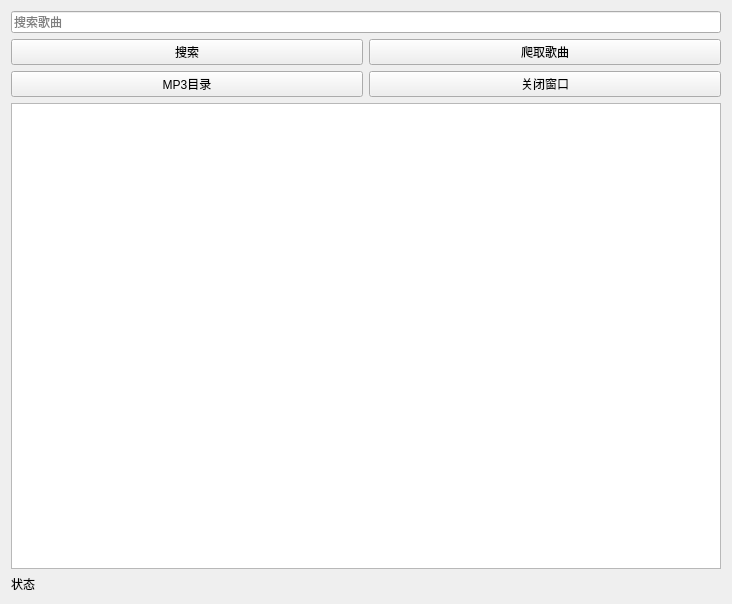
Above: form.ui from po2656233/crawlerMusic before the change. Below: the same form after it.
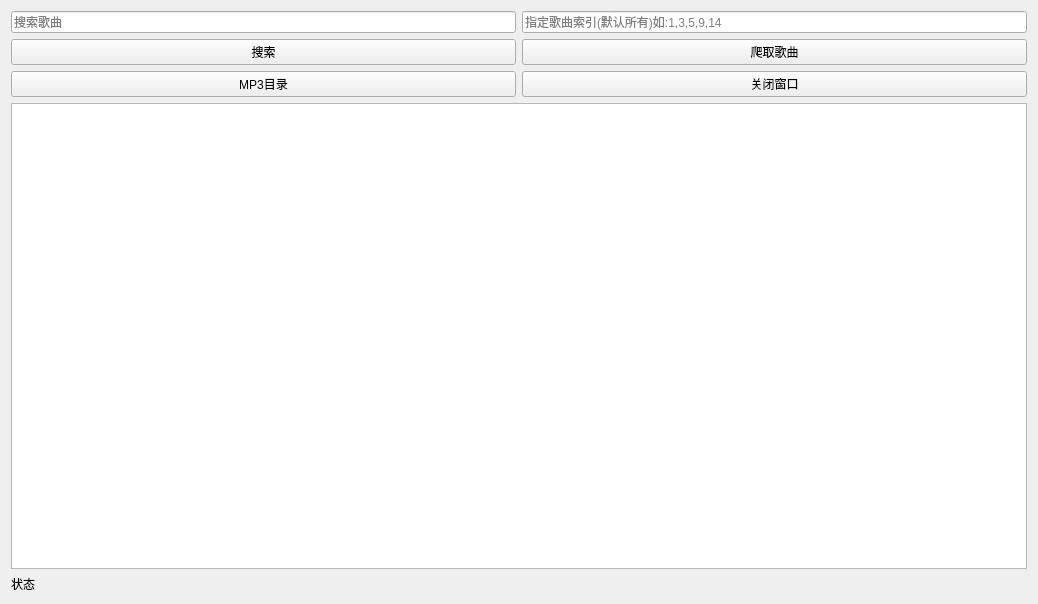
That is the form after the change.

Commit message: 新增指定索引下载

The edit to the form file:
```diff
--- a/form.ui
+++ b/form.ui
@@ -6,7 +6,7 @@
    <rect>
     <x>0</x>
     <y>0</y>
-    <width>732</width>
+    <width>1038</width>
     <height>604</height>
    </rect>
   </property>
@@ -15,50 +15,64 @@
   </property>
   <layout class="QGridLayout" name="gridLayout">
    <item row="3" column="1">
-    <widget class="QPushButton" name="pushButton_close">
-     <property name="text">
-      <string>关闭窗口</string>
-     </property>
-    </widget>
-   </item>
-   <item row="2" column="0">
-    <widget class="QPushButton" name="pushButton_search">
-     <property name="text">
-      <string>搜索</string>
-     </property>
-    </widget>
-   </item>
-   <item row="4" column="0" colspan="2">
-    <widget class="QTextEdit" name="textEdit"/>
-   </item>
-   <item row="0" column="0" colspan="2">
-    <widget class="QLineEdit" name="lineEdit_song">
-     <property name="placeholderText">
-      <string>搜索歌曲</string>
-     </property>
-    </widget>
-   </item>
-   <item row="2" column="1">
     <widget class="QPushButton" name="pushButton_crawler">
      <property name="text">
       <string>爬取歌曲</string>
      </property>
     </widget>
    </item>
-   <item row="3" column="0">
+   <item row="5" column="0" colspan="2">
+    <widget class="QTextEdit" name="textEdit">
+     <property name="enabled">
+      <bool>true</bool>
+     </property>
+     <property name="readOnly">
+      <bool>true</bool>
+     </property>
+    </widget>
+   </item>
+   <item row="4" column="0">
     <widget class="QPushButton" name="pushButton_mp3dir">
      <property name="text">
       <string>MP3目录</string>
      </property>
     </widget>
    </item>
-   <item row="5" column="0" colspan="2">
+   <item row="6" column="0" colspan="2">
     <widget class="QLabel" name="label">
      <property name="text">
       <string>状态</string>
      </property>
     </widget>
    </item>
+   <item row="3" column="0">
+    <widget class="QPushButton" name="pushButton_search">
+     <property name="text">
+      <string>搜索</string>
+     </property>
+    </widget>
+   </item>
+   <item row="4" column="1">
+    <widget class="QPushButton" name="pushButton_close">
+     <property name="text">
+      <string>关闭窗口</string>
+     </property>
+    </widget>
+   </item>
+   <item row="0" column="0">
+    <widget class="QLineEdit" name="lineEdit_song">
+     <property name="placeholderText">
+      <string>搜索歌曲</string>
+     </property>
+    </widget>
+   </item>
+   <item row="0" column="1">
+    <widget class="QLineEdit" name="lineEdit_index">
+     <property name="placeholderText">
+      <string>指定歌曲索引(默认所有)如:1,3,5,9,14</string>
+     </property>
+    </widget>
+   </item>
   </layout>
  </widget>
  <resources/>
```
The commit also changes 2 other files.
